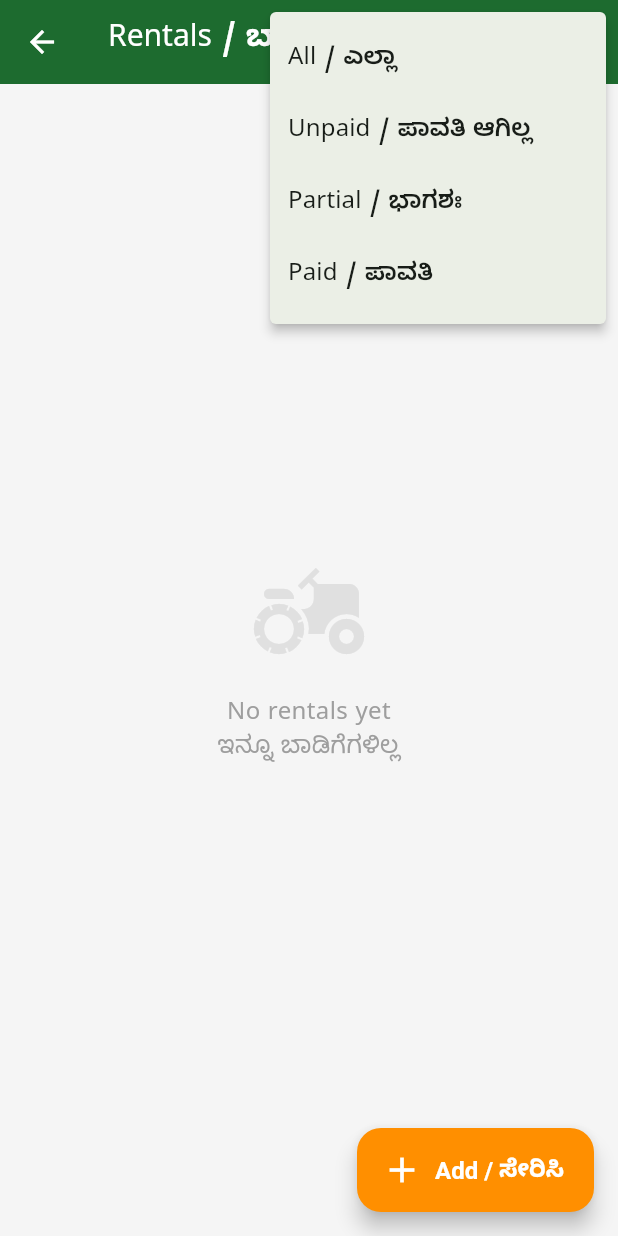
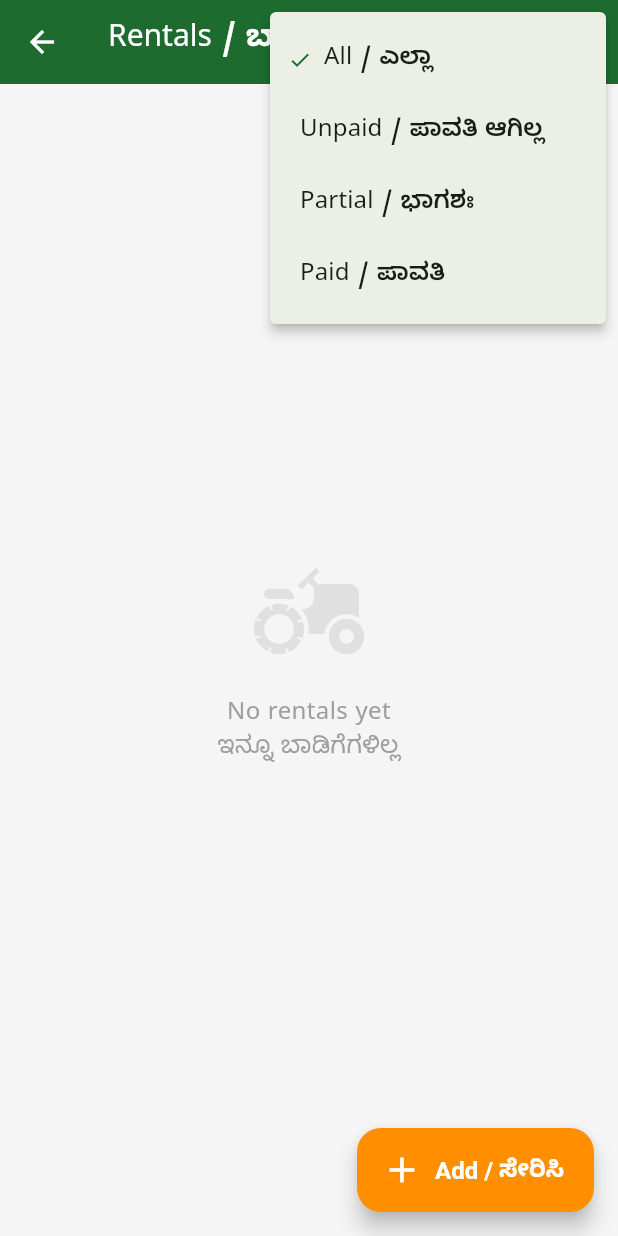
Before and after one commit to notebookdata/TractorMate, a Flutter app: the RentalsScreen screen opened directly, after a tap on the "filter list" icon, on a phone screen of 412 x 824 dp. Run offline on Flutter 3.47's test engine with Material 3 defaults, Android fonts, the phone set to English and light mode, and no system bars; our stand-ins replace dio, drift, fl_chart, flutter_riverpod, flutter_secure_storage, pdf and 3 more; missing offline and left inert: workmanager; accounts and stored records are empty; generated files the repository leaves out were written again; statements that could not run were skipped.

Commit message:
Fix filter 'All' not working: replace null sentinel with 'all' string for PopupMenuButton
Co-authored-by: Cursor <cursoragent@cursor.com>

```diff
--- a/app/lib/screens/rentals/rentals_screen.dart
+++ b/app/lib/screens/rentals/rentals_screen.dart
@@ -7,9 +7,9 @@ import '../../utils/currency.dart';
 import '../../widgets/status_chip.dart';
 import 'add_rental_screen.dart';
 
-// Key: status filter (null = all)
-final _rentalsProvider = StreamProvider.family<List<RentalsTableData>, String?>(
-  (ref, status) => AppDatabase().watchAllRentals(status: status),
+// Key: status filter ('all' or a real status string)
+final _rentalsProvider = StreamProvider.family<List<RentalsTableData>, String>(
+  (ref, status) => AppDatabase().watchAllRentals(status: status == 'all' ? null : status),
 );
 
 class RentalsScreen extends ConsumerStatefulWidget {
@@ -20,7 +20,7 @@ class RentalsScreen extends ConsumerStatefulWidget {
 }
 
 class _RentalsScreenState extends ConsumerState<RentalsScreen> {
-  String? _statusFilter;
+  String _statusFilter = 'all';
 
   @override
   Widget build(BuildContext context) {
@@ -30,14 +30,27 @@ class _RentalsScreenState extends ConsumerState<RentalsScreen> {
       appBar: AppBar(
         title: const Text('Rentals / ಬಾಡಿಗೆಗಳು'),
         actions: [
-          PopupMenuButton<String?>(
-            icon: const Icon(Icons.filter_list),
+          PopupMenuButton<String>(
+            icon: Icon(Icons.filter_list,
+                color: _statusFilter == 'all' ? null : Colors.orange),
             onSelected: (v) => setState(() => _statusFilter = v),
-            itemBuilder: (_) => const [
-              PopupMenuItem(value: null, child: Text('All / ಎಲ್ಲಾ')),
-              PopupMenuItem(value: 'unpaid', child: Text('Unpaid / ಪಾವತಿ ಆಗಿಲ್ಲ')),
-              PopupMenuItem(value: 'partially_paid', child: Text('Partial / ಭಾಗಶಃ')),
-              PopupMenuItem(value: 'fully_paid', child: Text('Paid / ಪಾವತಿ')),
+            itemBuilder: (_) => [
+              PopupMenuItem(value: 'all', child: Row(children: [
+                if (_statusFilter == 'all') const Icon(Icons.check, size: 16, color: AppTheme.primary),
+                const SizedBox(width: 8), const Text('All / ಎಲ್ಲಾ'),
+              ])),
+              PopupMenuItem(value: 'unpaid', child: Row(children: [
+                if (_statusFilter == 'unpaid') const Icon(Icons.check, size: 16, color: AppTheme.primary),
+                const SizedBox(width: 8), const Text('Unpaid / ಪಾವತಿ ಆಗಿಲ್ಲ'),
+              ])),
+              PopupMenuItem(value: 'partially_paid', child: Row(children: [
+                if (_statusFilter == 'partially_paid') const Icon(Icons.check, size: 16, color: AppTheme.primary),
+                const SizedBox(width: 8), const Text('Partial / ಭಾಗಶಃ'),
+              ])),
+              PopupMenuItem(value: 'fully_paid', child: Row(children: [
+                if (_statusFilter == 'fully_paid') const Icon(Icons.check, size: 16, color: AppTheme.primary),
+                const SizedBox(width: 8), const Text('Paid / ಪಾವತಿ'),
+              ])),
             ],
           ),
         ],
```
Also changed, not shown: app/lib/screens/expenses/expenses_screen.dart (+30 -13 lines).
